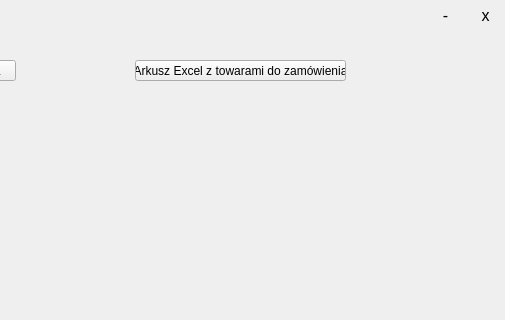
Old version of the form zamowienia.ui in the repository Fastus001/Zamowienia; both pictures show x 155 to 660 and y 0 to 320 of the 660 by 487 pixel window.
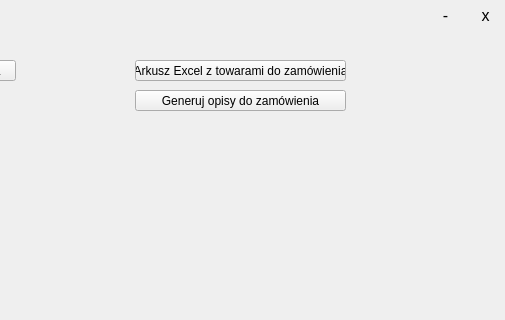
New version of the form.

The edit to the form file:
```diff
--- a/zamowienia.ui
+++ b/zamowienia.ui
@@ -100,6 +100,19 @@
      <string>Arkusz Excel z towarami do zamówienia</string>
     </property>
    </widget>
+   <widget class="QPushButton" name="searchItemsInSqlButton">
+    <property name="geometry">
+     <rect>
+      <x>290</x>
+      <y>90</y>
+      <width>211</width>
+      <height>21</height>
+     </rect>
+    </property>
+    <property name="text">
+     <string>Generuj opisy do zamówienia</string>
+    </property>
+   </widget>
   </widget>
   <widget class="QStatusBar" name="statusBar"/>
  </widget>
```
